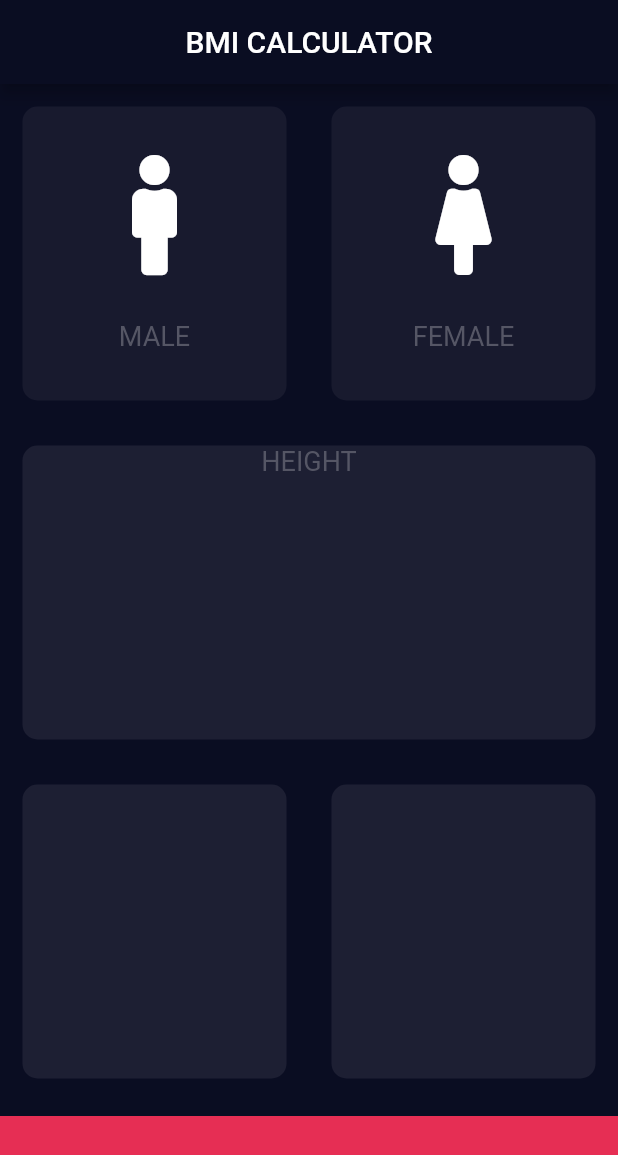
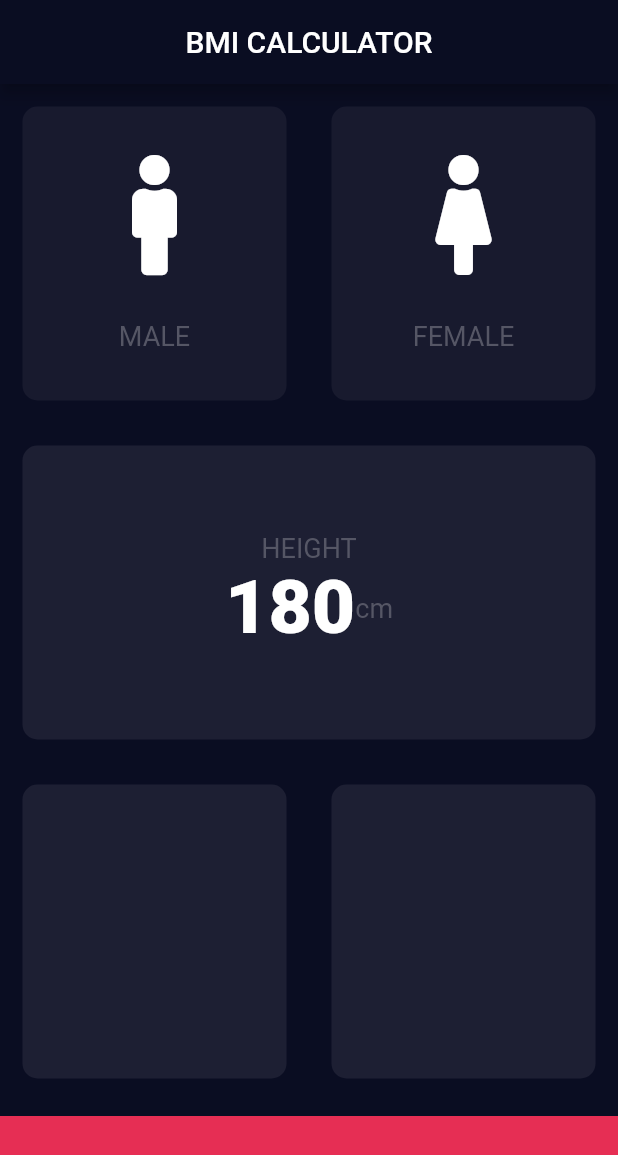
Before and after one commit to gohardhuddi/bmi_calculator_final, a Flutter app: the screen it shows after launch, on a phone screen of 412 x 824 dp. Shown: the top 1155 px of the screen. Run offline on Flutter 3.47's test engine with Material 2 defaults, Android fonts, the phone set to English and light mode, and no system bars; our stand-ins replace font_awesome_flutter.

```diff
--- a/lib/constants.dart
+++ b/lib/constants.dart
@@ -5,3 +5,4 @@ const kActiveCardColor = Color(0xFF1D1F33);
 const kInactiveCardColor = Color(0xFF181A2E);
 const kBottomContainerColor = Color(0xFFE62E54);
 const kBottomContainerHeight = 80.0;
+const kNumberTextStyle = TextStyle(fontSize: 50, fontWeight: FontWeight.w900);
--- a/lib/input_page.dart
+++ b/lib/input_page.dart
@@ -87,11 +87,25 @@ class _InputPageState extends State<InputPage> {
               child: Reuseable_card(
                 colour: kActiveCardColor,
                 cardChild: Column(
+                  mainAxisAlignment: MainAxisAlignment.center,
                   children: [
                     Text(
                       'HEIGHT',
                       style: kLabelTextStyle,
-                    )
+                    ),
+                    Row(
+                      mainAxisAlignment: MainAxisAlignment.center,
+                      children: [
+                        Text(
+                          '180',
+                          style: kNumberTextStyle,
+                        ),
+                        Text(
+                          'cm',
+                          style: kLabelTextStyle,
+                        ),
+                      ],
+                    ),
                   ],
                 ),
               ),
```
Also changed, not shown: lib/bottom_button.dart (added, +29 -0 lines).
